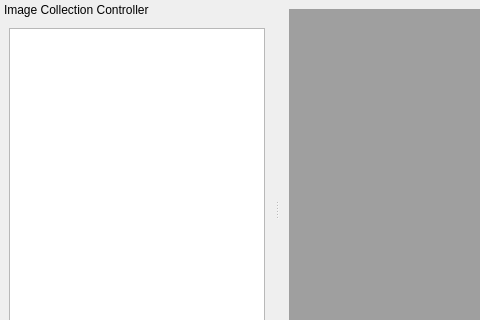
Above: ImageBrowserWindow.ui from zptang1210/QtImageBrowser before the change; both pictures show x 0 to 480 and y 0 to 320 of the 831 by 418 pixel window. Below: the same form after it.
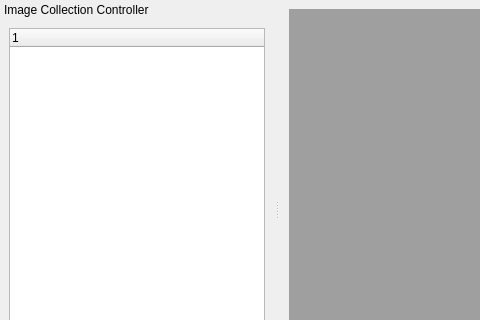
That is the form after the change.

Diff of the .ui file:
```diff
--- a/ImageBrowserWindow.ui
+++ b/ImageBrowserWindow.ui
@@ -32,7 +32,7 @@
    <widget class="QWidget" name="dockWidgetContents">
     <layout class="QVBoxLayout" name="verticalLayout">
      <item>
-      <widget class="QListWidget" name="listWidget"/>
+      <widget class="QTreeWidget" name="treeWidget"/>
      </item>
      <item>
       <layout class="QHBoxLayout" name="horizontalLayout_2">
```
